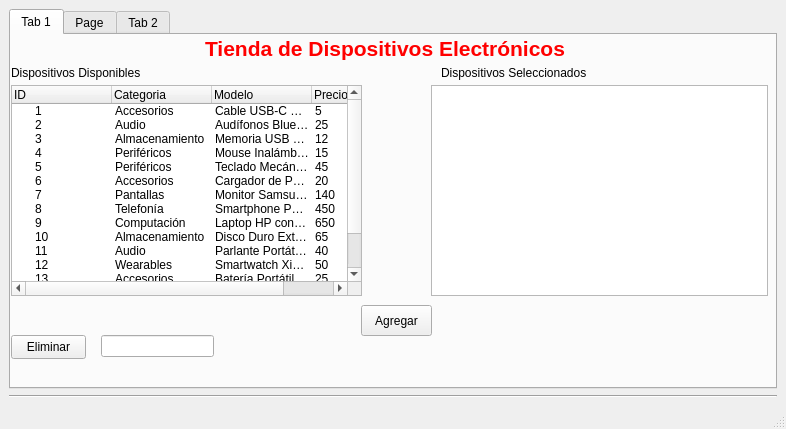
Above: dispositivos_electronicos.ui from alej-0/Tienda_dispositivos_electronicos before the change. Below: the same form after it.
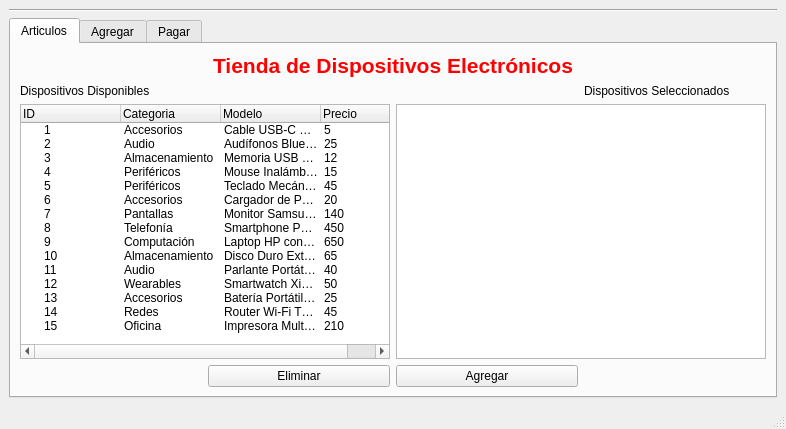
That is the form after the change.

Patch:
```diff
--- a/dispositivos_electronicos.ui
+++ b/dispositivos_electronicos.ui
@@ -25,23 +25,50 @@
       </property>
      </widget>
     </item>
-    <item row="1" column="0">
+    <item row="6" column="0">
      <widget class="QTabWidget" name="CRUD">
       <property name="currentIndex">
        <number>0</number>
       </property>
       <widget class="QWidget" name="Articulos">
        <attribute name="title">
-        <string>Tab 1</string>
+        <string>Articulos</string>
        </attribute>
+       <layout class="QGridLayout" name="gridLayout_2">
+        <item row="0" column="0" colspan="4">
+         <widget class="QLabel" name="label">
+          <property name="font">
+           <font>
+            <pointsize>16</pointsize>
+            <bold>true</bold>
+           </font>
+          </property>
+          <property name="text">
+           <string>&lt;html&gt;&lt;head/&gt;&lt;body&gt;&lt;p align=&quot;center&quot;&gt;&lt;span style=&quot; font-weight:700; color:#ff0000;&quot;&gt;Tienda de Dispositivos Electrónicos&lt;/span&gt;&lt;/p&gt;&lt;/body&gt;&lt;/html&gt;</string>
+          </property>
+         </widget>
+        </item>
+        <item row="1" column="0" colspan="2">
+         <widget class="QLabel" name="label_2">
+          <property name="text">
+           <string>Dispositivos Disponibles</string>
+          </property>
+         </widget>
+        </item>
+        <item row="1" column="3">
+         <widget class="QLabel" name="label_3">
+          <property name="text">
+           <string>Dispositivos Seleccionados</string>
+          </property>
+         </widget>
+        </item>
+        <item row="2" column="0" colspan="2">
        <widget class="QTreeWidget" name="tablaDisponibles">
-        <property name="geometry">
-         <rect>
-          <x>0</x>
-          <y>50</y>
-          <width>351</width>
-          <height>211</height>
-         </rect>
+          <property name="sizePolicy">
+           <sizepolicy hsizetype="Ignored" vsizetype="Expanding">
+            <horstretch>0</horstretch>
+            <verstretch>0</verstretch>
+           </sizepolicy>
         </property>
         <column>
          <property name="text">
@@ -274,101 +301,36 @@
          </property>
         </item>
        </widget>
+        </item>
+        <item row="2" column="2" colspan="2">
        <widget class="QListWidget" name="listWidget">
-        <property name="geometry">
-         <rect>
-          <x>420</x>
-          <y>50</y>
-          <width>337</width>
-          <height>211</height>
-         </rect>
-        </property>
-       </widget>
-       <widget class="QLabel" name="label_2">
-        <property name="geometry">
-         <rect>
-          <x>0</x>
-          <y>30</y>
-          <width>338</width>
-          <height>16</height>
-         </rect>
-        </property>
-        <property name="text">
-         <string>Dispositivos Disponibles</string>
-        </property>
-       </widget>
-       <widget class="QLabel" name="label_3">
-        <property name="geometry">
-         <rect>
-          <x>430</x>
-          <y>30</y>
-          <width>337</width>
-          <height>16</height>
-         </rect>
-        </property>
-        <property name="text">
-         <string>Dispositivos Seleccionados</string>
-        </property>
-       </widget>
+          <property name="sizePolicy">
+           <sizepolicy hsizetype="Ignored" vsizetype="Ignored">
+            <horstretch>0</horstretch>
+            <verstretch>0</verstretch>
+           </sizepolicy>
+          </property>
+         </widget>
+        </item>
+        <item row="4" column="2">
        <widget class="QPushButton" name="btnAgregar">
-        <property name="geometry">
-         <rect>
-          <x>350</x>
-          <y>270</y>
-          <width>71</width>
-          <height>31</height>
-         </rect>
-        </property>
         <property name="text">
          <string>Agregar</string>
         </property>
        </widget>
-       <widget class="QLabel" name="label">
-        <property name="geometry">
-         <rect>
-          <x>-10</x>
-          <y>0</y>
-          <width>768</width>
-          <height>28</height>
-         </rect>
-        </property>
-        <property name="font">
-         <font>
-          <pointsize>16</pointsize>
-          <bold>true</bold>
-         </font>
-        </property>
-        <property name="text">
-         <string>&lt;html&gt;&lt;head/&gt;&lt;body&gt;&lt;p align=&quot;center&quot;&gt;&lt;span style=&quot; font-weight:700; color:#ff0000;&quot;&gt;Tienda de Dispositivos Electrónicos&lt;/span&gt;&lt;/p&gt;&lt;/body&gt;&lt;/html&gt;</string>
-        </property>
-       </widget>
-       <widget class="QLineEdit" name="txtIdEliminar">
-        <property name="geometry">
-         <rect>
-          <x>90</x>
-          <y>300</y>
-          <width>113</width>
-          <height>22</height>
-         </rect>
-        </property>
-       </widget>
+        </item>
+        <item row="4" column="1">
        <widget class="QPushButton" name="btnEliminar">
-        <property name="geometry">
-         <rect>
-          <x>0</x>
-          <y>300</y>
-          <width>75</width>
-          <height>24</height>
-         </rect>
-        </property>
         <property name="text">
          <string>Eliminar</string>
         </property>
        </widget>
+        </item>
+       </layout>
       </widget>
       <widget class="QWidget" name="tab_3">
        <attribute name="title">
-        <string>Page</string>
+        <string>Agregar</string>
        </attribute>
        <widget class="QLabel" name="label_4">
         <property name="geometry">
@@ -478,7 +440,7 @@
       </widget>
       <widget class="QWidget" name="tab_4">
        <attribute name="title">
-        <string>Tab 2</string>
+        <string>Pagar</string>
        </attribute>
        <widget class="QPushButton" name="btncalcular">
         <property name="geometry">
```
Left out of the diff: 38 changed lines with no effect on the pictures. Lines whose indentation alone changed are shown as unchanged.
